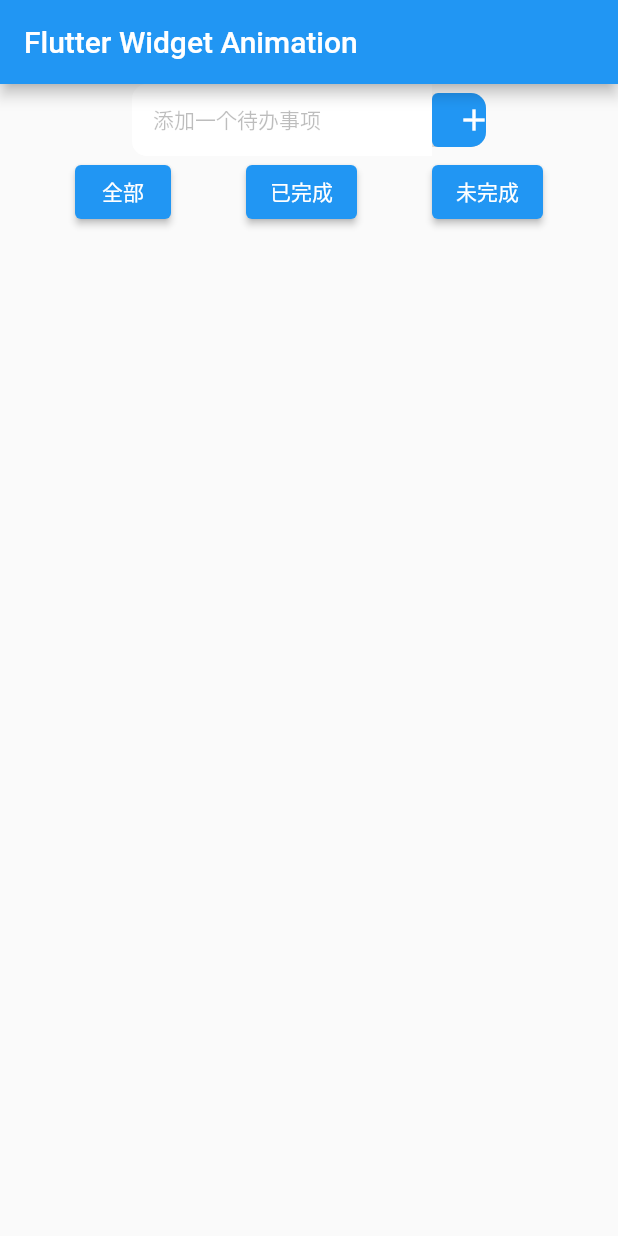
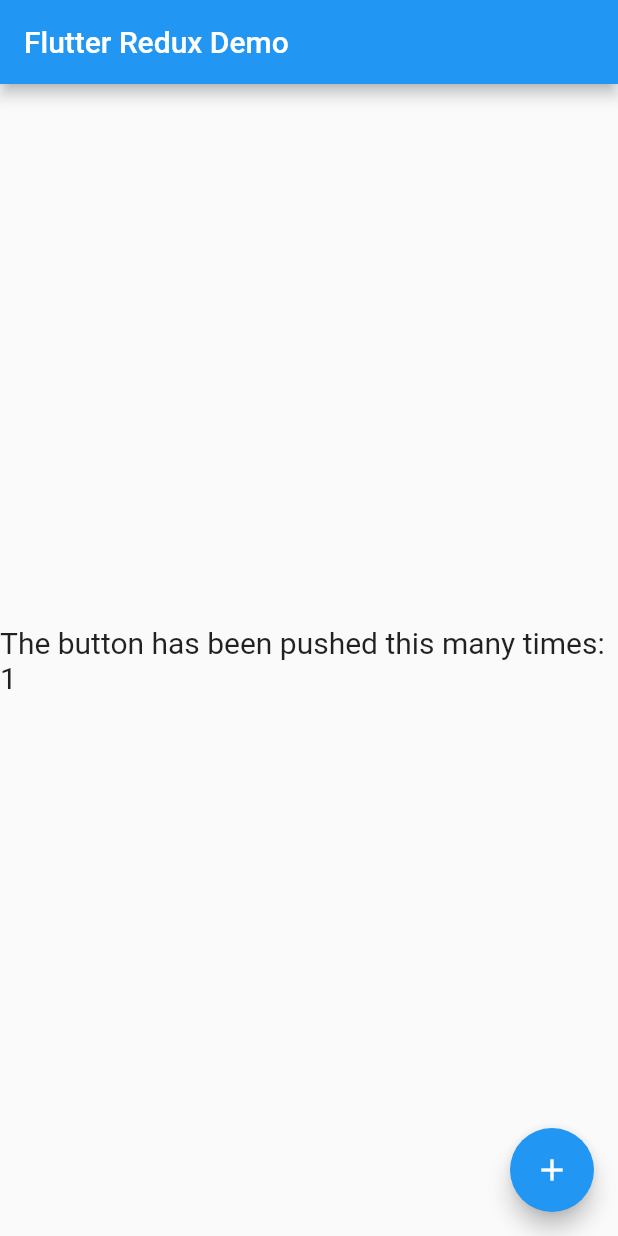
Before and after one commit to Huawei-yuan/fluttermodule, a Flutter app: the screen it shows after launch, after a tap on the "add" icon, on a phone screen of 412 x 824 dp. Run offline on Flutter 3.47's test engine with Material 2 defaults, Android fonts, the phone set to English and light mode, and no system bars; our stand-ins replace dio, flutter_redux, get, redux.

Commit message:
增加Flutter_redux使用demo

```diff
--- a/lib/main.dart
+++ b/lib/main.dart
@@ -14,6 +14,8 @@ import 'customwidgets/TextSlider.dart';
 import 'customwidgets/TweenAnimPath.dart';
 import 'customwidgets/UserPanel.dart';
 import 'http/TestHttp.dart';
+import 'redux/ReduxExample.dart';
+import 'package:redux/redux.dart';
 
 void main() {
   WidgetsFlutterBinding.ensureInitialized();
@@ -32,7 +34,7 @@ void main() {
     print("paramsMap: $paramsMap");
   }
 
-  runApp(getRouter(routeName ?? ''));
+  runApp(getRouter(routeName ?? 'reduxMain'));
 
   // testHttp();
   // testDio();
@@ -42,6 +44,11 @@ Widget getRouter(String routeName) {
   switch (routeName) {
     case 'main':
       return const MyApp();
+    case 'reduxMain':
+      return FlutterReduxApp(
+        store: Store<int>(countReducer, initialState: 0),
+        title: "Flutter Redux Demo",
+      );
     default:
       return MaterialApp(
         title: 'Flutter GetBuilderPage',
--- /dev/null
+++ b/lib/redux/ReduxExample.dart
@@ -0,0 +1,104 @@
+// One simple action: Increment
+
+import 'package:flutter/material.dart';
+import 'package:flutter_redux/flutter_redux.dart';
+import 'package:redux/redux.dart';
+
+enum Actions {
+  increament, //加
+  decreament //减
+}
+
+// The reducer, which takes the previous count and increments it in response
+// to an Increment action.
+int countReducer(int state, dynamic action) {
+  print("countReducer state = $state, action = $action");
+  switch (action) {
+    case Actions.increament:
+      return state + 1;
+    case Actions.decreament:
+      return state - 1;
+  }
+  return state;
+}
+
+class FlutterReduxApp extends StatelessWidget {
+  // Create your store as a final variable in the main function or inside a
+  // State object. This works better with Hot Reload than creating it directly
+  // in the `build` function.
+  final Store<int> store;
+  final String title;
+
+  const FlutterReduxApp({super.key, required this.store, required this.title});
+
+  @override
+  Widget build(BuildContext context) {
+    print("FlutterReduxApp build");
+    // The StoreProvider should wrap your MaterialApp or WidgetsApp. This will
+    // ensure all routes have access to the store.
+    return StoreProvider<int>(
+      // Pass the store to the StoreProvider. Any ancestor `StoreConnector`
+      // Widgets will find and use this value as the `Store`.
+      store: store,
+      child: MaterialApp(
+        title: title,
+        home: Scaffold(
+          appBar: AppBar(
+            title: Text(title),
+          ),
+          body: Center(
+            child: Column(
+              mainAxisAlignment: MainAxisAlignment.center,
+              children: [
+                // Connect the Store to a Text Widget that renders the current
+                // count.
+                //
+                // We'll wrap the Text Widget in a `StoreConnector` Widget. The
+                // `StoreConnector` will find the `Store` from the nearest
+                // `StoreProvider` ancestor, convert it into a String of the
+                // latest count, and pass that String  to the `builder` function
+                // as the `count`.
+                //
+                // Every time the button is tapped, an action is dispatched and
+                // run through the reducer. After the reducer updates the state,
+                // the Widget will be automatically rebuilt with the latest
+                // count. No need to manually manage subscriptions or Streams!
+                StoreConnector<int, String>(
+                    builder: (builder, count) =>
+                        Text(
+                          'The button has been pushed this many times: $count',
+                          style: const TextStyle(fontSize: 20),
+                        ),
+                    converter: (store) => store.state.toString()
+                ),
+              ],
+            ),
+          ),
+          // Connect the Store to a FloatingActionButton. In this case, we'll
+          // use the Store to build a callback that will dispatch an Increment
+          // Action.
+          //
+          // Then, we'll pass this callback to the button's `onPressed` handler.
+          floatingActionButton: StoreConnector<int, VoidCallback>(
+            converter: (store) {
+              return () {
+                print("floatingActionButton converter store.state = ${store.state}");
+                if (store.state >= 10) {
+                  store.dispatch(Actions.decreament);
+                } else {
+                  store.dispatch(Actions.increament);
+                }
+              };
+            },
+            builder: (context, callback) => FloatingActionButton(
+                onPressed: callback,
+              tooltip: 'Increment',
+              child: const Icon(Icons.add),
+            ),
+          ),
+        ),
+      ),
+    );
+  }
+
+}
--- a/pubspec.yaml
+++ b/pubspec.yaml
@@ -40,6 +40,8 @@ dev_dependencies:
   http: ^1.1.0
 
   dio: ^5.3.2
+
+  flutter_redux: ^0.10.0
 
 # For information on the generic Dart part of this file, see the
 # following page: https://dart.dev/tools/pub/pubspec
```
Also changed, not shown: pubspec.lock.
